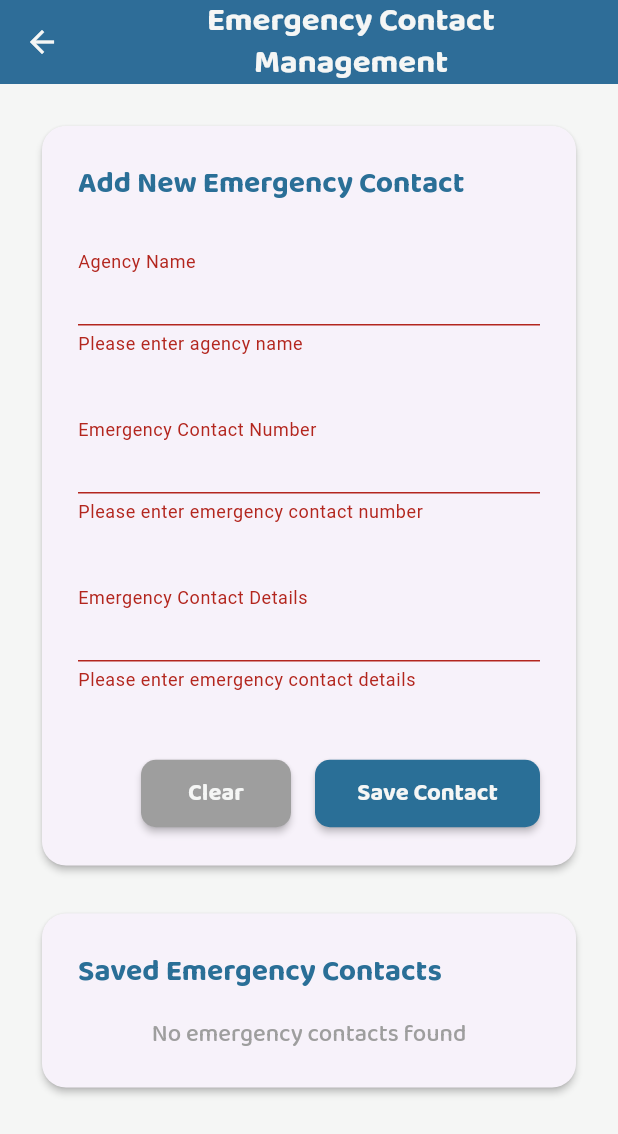
After one commit to lansoyyy/autour_web, a Flutter app: the ContactManagementScreen screen opened directly, after a tap on "Save Contact", on a phone screen of 412 x 824 dp. The commit adds this screen. Shown: the top 1134 px of the screen. Run offline on Flutter 3.47's test engine with Material 3 defaults, Android fonts, the phone set to English and light mode, and no system bars; our stand-ins replace cloud_firestore, firebase_core, firebase_storage, fl_chart, flutter_map, fluttertoast and 5 more; missing offline and left inert: dart:html, universal_html; accounts and stored records are empty.

Commit message:
added missed feature

```diff
--- /dev/null
+++ b/lib/screens/contact_management_screen.dart
@@ -0,0 +1,309 @@
+import 'package:cloud_firestore/cloud_firestore.dart';
+import 'package:flutter/material.dart';
+import 'package:autour_web/utils/colors.dart';
+import 'package:autour_web/widgets/text_widget.dart';
+import 'package:autour_web/widgets/app_text_form_field.dart';
+import 'package:autour_web/widgets/button_widget.dart';
+import 'package:fluttertoast/fluttertoast.dart';
+
+class ContactManagementScreen extends StatefulWidget {
+  const ContactManagementScreen({super.key});
+
+  @override
+  State<ContactManagementScreen> createState() =>
+      _ContactManagementScreenState();
+}
+
+class _ContactManagementScreenState extends State<ContactManagementScreen> {
+  final _formKey = GlobalKey<FormState>();
+  final _agencyNameController = TextEditingController();
+  final _emergencyNumberController = TextEditingController();
+  final _emergencyDetailsController = TextEditingController();
+  bool _isLoading = false;
+
+  @override
+  void dispose() {
+    _agencyNameController.dispose();
+    _emergencyNumberController.dispose();
+    _emergencyDetailsController.dispose();
+    super.dispose();
+  }
+
+  Future<void> _saveContact() async {
+    if (!_formKey.currentState!.validate()) {
+      return;
+    }
+
+    setState(() {
+      _isLoading = true;
+    });
+
+    try {
+      await FirebaseFirestore.instance.collection('emergency_contacts').add({
+        'agencyName': _agencyNameController.text.trim(),
+        'emergencyNumber': _emergencyNumberController.text.trim(),
+        'emergencyDetails': _emergencyDetailsController.text.trim(),
+        'createdAt': FieldValue.serverTimestamp(),
+      });
+
+      if (mounted) {
+        Fluttertoast.showToast(
+          msg: 'Emergency contact saved successfully!',
+          backgroundColor: Colors.green,
+        );
+        _clearForm();
+      }
+    } catch (e) {
+      if (mounted) {
+        Fluttertoast.showToast(
+          msg: 'Error saving contact: $e',
+          backgroundColor: Colors.red,
+        );
+      }
+    } finally {
+      if (mounted) {
+        setState(() {
+          _isLoading = false;
+        });
+      }
+    }
+  }
+
+  void _clearForm() {
+    _agencyNameController.clear();
+    _emergencyNumberController.clear();
+    _emergencyDetailsController.clear();
+  }
+
+  @override
+  Widget build(BuildContext context) {
+    return Scaffold(
+      backgroundColor: white,
+      appBar: AppBar(
+        backgroundColor: primary,
+        elevation: 2,
+        foregroundColor: white,
+        title: TextWidget(
+          text: 'Emergency Contact Management',
+          fontSize: 22,
+          color: white,
+          fontFamily: 'Bold',
+        ),
+      ),
+      body: SingleChildScrollView(
+        padding: const EdgeInsets.all(24),
+        child: Column(
+          crossAxisAlignment: CrossAxisAlignment.start,
+          children: [
+            Card(
+              elevation: 2,
+              shape: RoundedRectangleBorder(
+                borderRadius: BorderRadius.circular(16),
+              ),
+              child: Padding(
+                padding: const EdgeInsets.all(24),
+                child: Form(
+                  key: _formKey,
+                  child: Column(
+                    crossAxisAlignment: CrossAxisAlignment.start,
+                    children: [
+                      TextWidget(
+                        text: 'Add New Emergency Contact',
+                        fontSize: 20,
+                        color: primary,
+                        fontFamily: 'Bold',
+                      ),
+                      const SizedBox(height: 24),
+                      AppTextFormField(
+                        controller: _agencyNameController,
+                        labelText: 'Agency Name',
+                        textInputAction: TextInputAction.next,
+                        keyboardType: TextInputType.text,
+                        validator: (value) {
+                          if (value == null || value.trim().isEmpty) {
+                            return 'Please enter agency name';
+                          }
+                          return null;
+                        },
+                      ),
+                      const SizedBox(height: 16),
+                      AppTextFormField(
+                        controller: _emergencyNumberController,
+                        labelText: 'Emergency Contact Number',
+                        textInputAction: TextInputAction.next,
+                        keyboardType: TextInputType.phone,
+                        validator: (value) {
+                          if (value == null || value.trim().isEmpty) {
+                            return 'Please enter emergency contact number';
+                          }
+                          return null;
+                        },
+                      ),
+                      const SizedBox(height: 16),
+                      AppTextFormField(
+                        controller: _emergencyDetailsController,
+                        labelText: 'Emergency Contact Details',
+                        textInputAction: TextInputAction.done,
+                        keyboardType: TextInputType.multiline,
+                        validator: (value) {
+                          if (value == null || value.trim().isEmpty) {
+                            return 'Please enter emergency contact details';
+                          }
+                          return null;
+                        },
+                      ),
+                      const SizedBox(height: 24),
+                      Row(
+                        mainAxisAlignment: MainAxisAlignment.end,
+                        children: [
+                          ButtonWidget(
+                            label: 'Clear',
+                            onPressed: _clearForm,
+                            color: Colors.grey,
+                            textColor: white,
+                            width: 100,
+                            height: 45,
+                            fontSize: 16,
+                            radius: 10,
+                          ),
+                          const SizedBox(width: 16),
+                          ButtonWidget(
+                            label: 'Save Contact',
+                            onPressed: _isLoading ? () {} : _saveContact,
+                            color: primary,
+                            textColor: white,
+                            width: 150,
+                            height: 45,
+                            fontSize: 16,
+                            radius: 10,
+                          ),
+                        ],
+                      ),
+                    ],
+                  ),
+                ),
+              ),
+            ),
+            const SizedBox(height: 24),
+            Card(
+              elevation: 2,
+              shape: RoundedRectangleBorder(
+                borderRadius: BorderRadius.circular(16),
+              ),
+              child: Padding(
+                padding: const EdgeInsets.all(24),
+                child: Column(
+                  crossAxisAlignment: CrossAxisAlignment.start,
+                  children: [
+                    TextWidget(
+                      text: 'Saved Emergency Contacts',
+                      fontSize: 20,
+                      color: primary,
+                      fontFamily: 'Bold',
+                    ),
+                    const SizedBox(height: 16),
+                    StreamBuilder<QuerySnapshot>(
+                      stream: FirebaseFirestore.instance
+                          .collection('emergency_contacts')
+                          .orderBy('createdAt', descending: true)
+                          .snapshots(),
+                      builder: (context, snapshot) {
+                        if (snapshot.connectionState ==
+                            ConnectionState.waiting) {
+                          return const Center(
+                            child: CircularProgressIndicator(),
+                          );
+                        }
+                        if (snapshot.hasError) {
+                          return Center(
+                            child: TextWidget(
+                              text: 'Error loading contacts: ${snapshot.error}',
+                              fontSize: 16,
+                              color: Colors.red,
+                              fontFamily: 'Medium',
+                            ),
+                          );
+                        }
+                        if (!snapshot.hasData || snapshot.data!.docs.isEmpty) {
+                          return Center(
+                            child: TextWidget(
+                              text: 'No emergency contacts found',
+                              fontSize: 16,
+                              color: Colors.grey,
+                              fontFamily: 'Medium',
+                            ),
+                          );
+                        }
+
+                        final contacts = snapshot.data!.docs;
+                        return ListView.separated(
+                          shrinkWrap: true,
+                          physics: const NeverScrollableScrollPhysics(),
+                          itemCount: contacts.length,
+                          separatorBuilder: (context, index) => const Divider(),
+                          itemBuilder: (context, index) {
+                            final contact = contacts[index];
+                            final data = contact.data() as Map<String, dynamic>;
+                            return ListTile(
+                              title: TextWidget(
+                                text: data['agencyName'] ?? 'Unknown Agency',
+                                fontSize: 18,
+                                color: black,
+                                fontFamily: 'Bold',
+                              ),
+                              subtitle: Column(
+                                crossAxisAlignment: CrossAxisAlignment.start,
+                                children: [
+                                  TextWidget(
+                                    text: data['emergencyNumber'] ?? '',
+                                    fontSize: 16,
+                                    color: primary,
+                                    fontFamily: 'Medium',
+                                  ),
+                                  const SizedBox(height: 4),
+                                  TextWidget(
+                                    text: data['emergencyDetails'] ?? '',
+                                    fontSize: 14,
+                                    color: black,
+                                    fontFamily: 'Regular',
+                                    maxLines: 3,
+                                  ),
+                                ],
+                              ),
+                              trailing: IconButton(
+                                icon:
+                                    const Icon(Icons.delete, color: Colors.red),
+                                onPressed: () async {
+                                  try {
+                                    await contact.reference.delete();
+                                    if (mounted) {
+                                      Fluttertoast.showToast(
+                                        msg: 'Contact deleted successfully',
+                                        backgroundColor: Colors.green,
+                                      );
+                                    }
+                                  } catch (e) {
+                                    if (mounted) {
+                                      Fluttertoast.showToast(
+                                        msg: 'Error deleting contact: $e',
+                                        backgroundColor: Colors.red,
+                                      );
+                                    }
+                                  }
+                                },
+                              ),
+                            );
+                          },
+                        );
+                      },
+                    ),
+                  ],
+                ),
+              ),
+            ),
+          ],
+        ),
+      ),
+    );
+  }
+}
--- a/lib/screens/home_screen.dart
+++ b/lib/screens/home_screen.dart
@@ -10,6 +10,7 @@ import 'package:autour_web/screens/health_surveillance_admin_screen.dart';
 import 'package:autour_web/screens/common_dialects_admin_screen.dart';
 import 'package:autour_web/screens/travel_planner_admin_screen.dart';
 import 'package:autour_web/screens/user_management_screen.dart';
+import 'package:autour_web/screens/contact_management_screen.dart';
 import 'package:autour_web/widgets/analytics_graphs.dart';
 // Added imports for PDF generation
 import 'package:pdf/pdf.dart';
@@ -861,6 +862,27 @@ class _HomeScreenState extends State<HomeScreen> {
                         },
                       ),
                     ),
+                    // Contact Management Card
+                    Visibility(
+                      visible: widget.accountType == 'Super Admin',
+                      child: _buildFeatureCard(
+                        context,
+                        icon: Icons.contacts,
+                        color: Colors.red,
+                        title: 'Emergency Contact Management',
+                        description:
+                            'Manage agency names, emergency contact numbers, and details for emergency purposes.',
+                        onTap: () {
+                          Navigator.push(
+                            context,
+                            MaterialPageRoute(
+                              builder: (context) =>
+                                  const ContactManagementScreen(),
+                            ),
+                          );
+                        },
+                      ),
+                    ),
                   ],
                 ),
               ],
```
